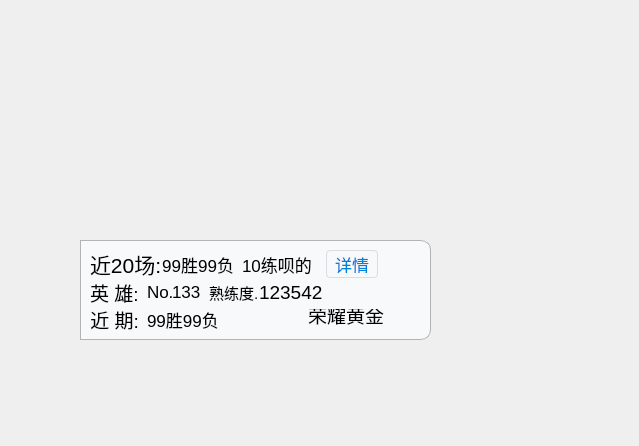
Vixiu/lolapi, file UI/se.ui: the form before one commit.
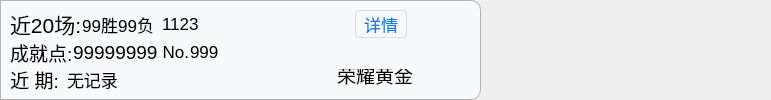
The form after the commit. Icons and pictures are not drawn.

```diff
--- a/UI/se.ui
+++ b/UI/se.ui
@@ -6,8 +6,8 @@
    <rect>
     <x>0</x>
     <y>0</y>
-    <width>639</width>
-    <height>446</height>
+    <width>771</width>
+    <height>100</height>
    </rect>
   </property>
   <property name="maximumSize">
@@ -25,15 +25,21 @@
   <widget class="QWidget" name="summoner" native="true">
    <property name="geometry">
     <rect>
-     <x>80</x>
-     <y>240</y>
-     <width>351</width>
+     <x>0</x>
+     <y>0</y>
+     <width>481</width>
      <height>100</height>
     </rect>
    </property>
+   <property name="minimumSize">
+    <size>
+     <width>0</width>
+     <height>100</height>
+    </size>
+   </property>
    <property name="maximumSize">
     <size>
-     <width>400</width>
+     <width>59999</width>
      <height>100</height>
     </size>
    </property>
@@ -51,7 +57,7 @@
      <rect>
       <x>0</x>
       <y>0</y>
-      <width>351</width>
+      <width>451</width>
       <height>101</height>
      </rect>
     </property>
@@ -65,6 +71,9 @@
      <property name="topMargin">
       <number>10</number>
      </property>
+     <property name="rightMargin">
+      <number>5</number>
+     </property>
      <property name="bottomMargin">
       <number>8</number>
      </property>
@@ -129,7 +138,7 @@
               </font>
              </property>
              <property name="text">
-              <string>10练呗的</string>
+              <string>1123</string>
              </property>
              <property name="alignment">
               <set>Qt::AlignLeading|Qt::AlignLeft|Qt::AlignVCenter</set>
@@ -143,9 +152,12 @@
            <property name="orientation">
             <enum>Qt::Horizontal</enum>
            </property>
+           <property name="sizeType">
+            <enum>QSizePolicy::MinimumExpanding</enum>
+           </property>
            <property name="sizeHint" stdset="0">
             <size>
-             <width>40</width>
+             <width>10</width>
              <height>20</height>
             </size>
            </property>
@@ -219,7 +231,7 @@
        <item>
         <layout class="QHBoxLayout" name="horizontalLayout_2">
          <property name="spacing">
-          <number>8</number>
+          <number>0</number>
          </property>
          <item>
           <widget class="QLabel" name="label_3">
@@ -232,13 +244,25 @@
             </font>
            </property>
            <property name="text">
-            <string>英 雄:</string>
+            <string>成就点:</string>
            </property>
            <property name="alignment">
             <set>Qt::AlignLeading|Qt::AlignLeft|Qt::AlignVCenter</set>
            </property>
           </widget>
          </item>
+         <item>
+          <widget class="QLabel" name="hero_proficiency">
+           <property name="font">
+            <font>
+             <pointsize>14</pointsize>
+            </font>
+           </property>
+           <property name="text">
+            <string>99999999</string>
+           </property>
+          </widget>
+         </item>
          <item>
           <layout class="QHBoxLayout" name="horizontalLayout_5">
            <property name="spacing">
@@ -248,7 +272,7 @@
             <widget class="QLabel" name="label_2">
              <property name="maximumSize">
               <size>
-               <width>25</width>
+               <width>232</width>
                <height>16777215</height>
               </size>
              </property>
@@ -258,7 +282,7 @@
               </font>
              </property>
              <property name="text">
-              <string>No.</string>
+              <string> No.</string>
              </property>
              <property name="alignment">
               <set>Qt::AlignLeading|Qt::AlignLeft|Qt::AlignVCenter</set>
@@ -273,38 +297,7 @@
               </font>
              </property>
              <property name="text">
-              <string>133</string>
-             </property>
-            </widget>
-           </item>
-          </layout>
-         </item>
-         <item>
-          <layout class="QHBoxLayout" name="horizontalLayout_7">
-           <property name="spacing">
-            <number>0</number>
-           </property>
-           <item>
-            <widget class="QLabel" name="label">
-             <property name="font">
-              <font>
-               <pointsize>11</pointsize>
-              </font>
-             </property>
-             <property name="text">
-              <string>熟练度.</string>
-             </property>
-            </widget>
-           </item>
-           <item>
-            <widget class="QLabel" name="hero_proficiency">
-             <property name="font">
-              <font>
-               <pointsize>14</pointsize>
-              </font>
-             </property>
-             <property name="text">
-              <string>123542</string>
+              <string>999</string>
              </property>
             </widget>
            </item>
@@ -355,7 +348,7 @@
             </font>
            </property>
            <property name="text">
-            <string>99胜99负</string>
+            <string>无记录</string>
            </property>
           </widget>
          </item>
@@ -366,7 +359,7 @@
            </property>
            <property name="sizeHint" stdset="0">
             <size>
-             <width>40</width>
+             <width>20</width>
              <height>20</height>
             </size>
            </property>
@@ -468,9 +461,12 @@
        <property name="orientation">
         <enum>Qt::Horizontal</enum>
        </property>
+       <property name="sizeType">
+        <enum>QSizePolicy::Minimum</enum>
+       </property>
        <property name="sizeHint" stdset="0">
         <size>
-         <width>40</width>
+         <width>0</width>
          <height>20</height>
         </size>
        </property>
```
